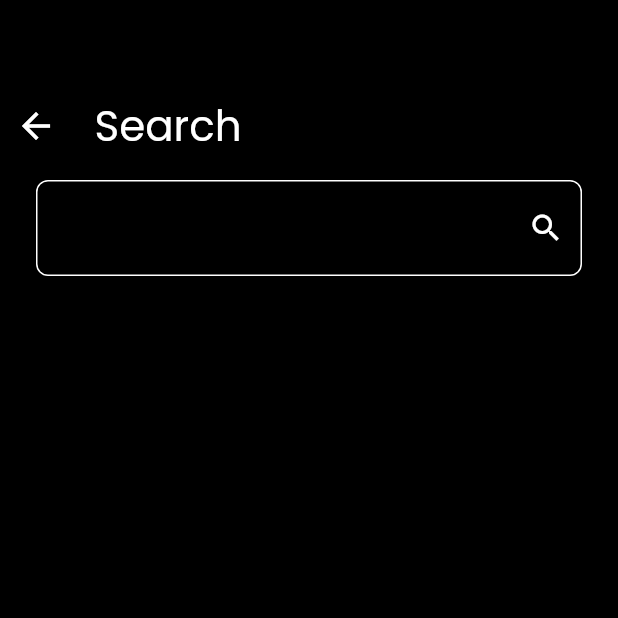
After one commit to ka1395/Notes_App, a Flutter app: the screen it shows after launch, after a tap on the "search" icon, on a phone screen of 412 x 824 dp, the top half of it. The commit adds this screen. Run offline on Flutter 3.47's test engine with Material 2 defaults, Android fonts, the phone set to English and light mode, and no system bars; our stand-ins replace bloc, flutter_bloc, hive, hive_flutter; accounts and stored records are empty.

Commit message:
build searsh ui view

```diff
--- a/lib/cubits/add_note_cubite/add_note_cubite.dart
+++ b/lib/cubits/add_note_cubite/add_note_cubite.dart
@@ -12,6 +12,7 @@ class AddNoteCubit extends Cubit<AddNoteStats> {
     try {
       var hiveBox = Hive.box<NoteModel>(kNotesBox);
       await hiveBox.add(noteModel);
+
       emit(AddNoteSucessStat());
     } catch (e) {
        // ignore: avoid_print
--- a/lib/cubits/notes_cubit/notes_cubit.dart
+++ b/lib/cubits/notes_cubit/notes_cubit.dart
@@ -11,6 +11,9 @@ class NotesCubit extends Cubit<NotesStats> {
   feachNotes() {
     var hiveBox = Hive.box<NoteModel>(kNotesBox);
     notes = hiveBox.values.toList();
+     // .where((element) {
+    //   return element.title.indexOf('e') >=0 ||element.contnt.indexOf('u') >=0;
+    // }).toList();
     emit(NotesSucssesStat());
   }
 }
--- a/lib/help_widgets/custom_appbar.dart
+++ b/lib/help_widgets/custom_appbar.dart
@@ -3,7 +3,8 @@ import 'package:flutter/material.dart';
 import '../view/note_view/widgets/custom_search_icon.dart';
 
 class CustomAppBar extends StatelessWidget {
-  const CustomAppBar({super.key, required this.title, required this.iconData, this.onPressed});
+  const CustomAppBar(
+      {super.key, required this.title,required this.iconData, this.onPressed});
   final String title;
   final IconData iconData;
   final Function()? onPressed;
@@ -16,7 +17,7 @@ class CustomAppBar extends StatelessWidget {
           style: const TextStyle(fontSize: 28),
         ),
         const Spacer(),
-        CustomSearchIcon(iconData: iconData,onPressed: onPressed),
+        CustomSearchIcon(iconData: iconData, onPressed: onPressed),
       ],
     );
   }
--- a/lib/help_widgets/custom_text_field.dart
+++ b/lib/help_widgets/custom_text_field.dart
@@ -3,11 +3,16 @@ import 'package:notes_app/constant.dart';
 
 class CustomTextField extends StatelessWidget {
   const CustomTextField(
-      {super.key, required this.hint, this.maxLine = 1, this.onsave, this.onChanged});
+      {super.key,
+      required this.hint,
+      this.maxLine = 1,
+      this.onsave,
+      this.onChanged, this.suffIcon});
   final String hint;
   final int maxLine;
   final Function(String?)? onsave;
   final Function(String)? onChanged;
+  final Widget ?suffIcon;
   @override
   Widget build(BuildContext context) {
     return TextFormField(
@@ -21,6 +26,7 @@ class CustomTextField extends StatelessWidget {
         return null;
       },
       decoration: InputDecoration(
+          suffixIcon: suffIcon,
           hintText: hint,
           border: borderBuilder(color: Colors.white),
           enabledBorder: borderBuilder(color: Colors.white),
--- a/lib/view/note_view/widgets/notes_view_body.dart
+++ b/lib/view/note_view/widgets/notes_view_body.dart
@@ -1,4 +1,5 @@
 import 'package:flutter/material.dart';
+import 'package:notes_app/view/search_view/search_view.dart';
 import '../../../constant.dart';
 import 'add_note_bottomsheet.dart';
 import '../../../help_widgets/custom_appbar.dart';
@@ -11,15 +12,25 @@ class NotesViewBody extends StatelessWidget {
   Widget build(BuildContext context) {
     return Scaffold(
       body: Column(
-        children: const [
-          SizedBox(
+        children: [
+          const SizedBox(
             height: 50,
           ),
           Padding(
-            padding: EdgeInsets.symmetric(horizontal: 24),
-            child: CustomAppBar(title: "Notes", iconData: Icons.search),
+            padding: const EdgeInsets.symmetric(horizontal: 24),
+            child: CustomAppBar(
+              title: "Notes",
+              iconData: Icons.search,
+              onPressed: () {
+                Navigator.push(
+                    context,
+                    MaterialPageRoute(
+                      builder: (context) => const SearchView(),
+                    ));
+              },
+            ),
           ),
-          Expanded(child: NoteItemGridView()),
+          const Expanded(child: NoteItemGridView()),
         ],
       ),
       floatingActionButton: FloatingActionButton(
--- /dev/null
+++ b/lib/view/search_view/search_view.dart
@@ -0,0 +1,33 @@
+import 'package:flutter/material.dart';
+import 'package:notes_app/help_widgets/custom_appbar.dart';
+import 'package:notes_app/help_widgets/custom_text_field.dart';
+
+import 'widgets/custom_appBar_search.dart';
+
+class SearchView extends StatelessWidget {
+  const SearchView({super.key});
+
+  @override
+  Widget build(BuildContext context) {
+    return Scaffold(
+      body: Column(
+        children: const [
+          SizedBox(
+            height: 60,
+          ),
+          CustomAppBarSearch(),
+          Padding(
+            padding: EdgeInsets.symmetric(horizontal: 24, vertical: 12),
+            child: CustomTextField(
+              hint: "",
+              suffIcon: Icon(
+                Icons.search,
+                color: Colors.white,
+              ),
+            ),
+          )
+        ],
+      ),
+    );
+  }
+}
--- /dev/null
+++ b/lib/view/search_view/widgets/custom_appBar_search.dart
@@ -0,0 +1,30 @@
+import 'package:flutter/material.dart';
+
+import '../../note_view/widgets/custom_search_icon.dart';
+
+class CustomAppBarSearch extends StatelessWidget {
+  const CustomAppBarSearch({super.key});
+
+  @override
+  Widget build(BuildContext context) {
+    return Row(
+      children: [
+        IconButton(
+            icon: const Icon(
+              Icons.arrow_back,
+              size: 28,
+            ),
+            onPressed: () {
+              Navigator.pop(context);
+            }),
+        SizedBox(
+          width: 15,
+        ),
+        const Text(
+          "Search",
+          style: const TextStyle(fontSize: 28),
+        ),
+      ],
+    );
+  }
+}
```
